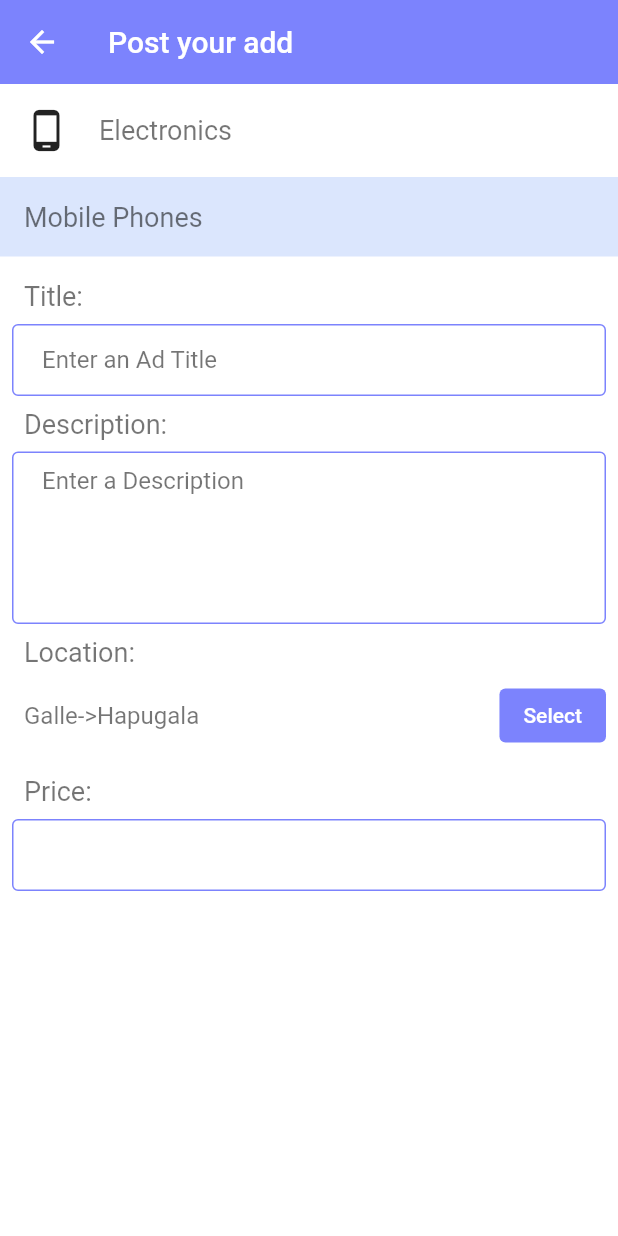
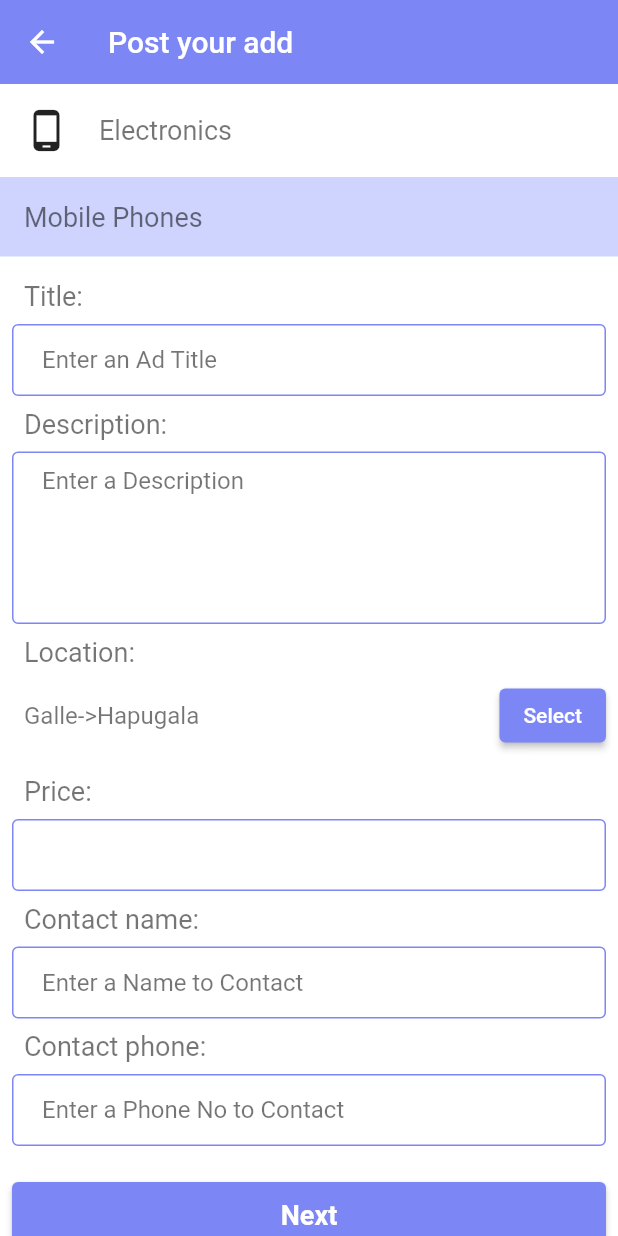
Before and after one commit to NNJ16/Lak.lk, a Flutter app: the CategoryScreen screen opened directly, after a tap on "Electronics", after a tap on "Mobile Phones", on a phone screen of 412 x 824 dp. Run offline on Flutter 3.47's test engine with Material 2 defaults, Android fonts, the phone set to English and light mode, and no system bars; our stand-ins replace geocoding, geolocator.

Commit message:
implement post add screen

```diff
--- a/lib/constant/constants.dart
+++ b/lib/constant/constants.dart
@@ -1,7 +1,7 @@
 import 'package:flutter/material.dart';
 
-const kPrimaryColor = Color(0xFF7C83FD);
-const ksecondaryColor = Color(0xFFDBE6FD);
+const kPrimaryColor = Color(0xFF7D86F5);
+const ksecondaryColor = Color(0xFFCFD4FF);
 const kTextColor = Color(0xFF50505D);
 const kTextLightColor = Color(0xFF6A727D);
 
--- a/lib/screens/ads/post_ad_screen.dart
+++ b/lib/screens/ads/post_ad_screen.dart
@@ -5,7 +5,8 @@ import 'package:geolocator/geolocator.dart';
 import 'package:geocoding/geocoding.dart';
 
 class PostAdScreen extends StatefulWidget {
-  PostAdScreen({required  this.category, required this.subCategory,required this.icon});
+  PostAdScreen(
+      {required this.category, required this.subCategory, required this.icon});
   final String category;
   final String subCategory;
   final IconData icon;
@@ -14,7 +15,7 @@ class PostAdScreen extends StatefulWidget {
 }
 
 class _PostAdScreenState extends State<PostAdScreen> {
-  String locality ="Galle";
+  String locality = "Galle";
   String subLocality = "Hapugala";
 
   setCurrentLocation() async {
@@ -109,17 +110,15 @@ class _PostAdScreenState extends State<PostAdScreen> {
                       child: Row(
                         mainAxisAlignment: MainAxisAlignment.spaceBetween,
                         children: [
-                        Text(locality + "->" + subLocality,style: TextStyle(fontSize: 16)),
+                          Text(locality + "->" + subLocality,
+                              style: TextStyle(fontSize: 16)),
                           ElevatedButton(
                             onPressed: () {
                               setCurrentLocation();
                             },
                             child: Text("Select"),
-                          style: ButtonStyle(
-                            backgroundColor: MaterialStateProperty.resolveWith(
-                                getButtonColor),
-                            elevation: MaterialStateProperty.resolveWith(
-                                (getButtonElevation))),
+                            style: ElevatedButton.styleFrom(
+                            primary: kPrimaryColor),
                           )
                         ],
                       ),
@@ -132,10 +131,47 @@ class _PostAdScreenState extends State<PostAdScreen> {
                       ),
                     ),
                     TextField(
-                      decoration: kTextFieldDecoration.copyWith(
-                        prefixText:"Rs."),
+                      decoration:
+                          kTextFieldDecoration.copyWith(prefixText: "Rs."),
                       cursorColor: ksecondaryColor,
                     ),
+                    Padding(
+                        padding: EdgeInsets.all(8),
+                        child: Text(
+                          "Contact name:",
+                          style: TextStyle(fontSize: 18),
+                        )),
+                    TextField(
+                      decoration: kTextFieldDecoration.copyWith(
+                          hintText: "Enter a Name to Contact"),
+                      cursorColor: ksecondaryColor,
+                    ),
+                    Padding(
+                        padding: EdgeInsets.all(8),
+                        child: Text(
+                          "Contact phone:",
+                          style: TextStyle(fontSize: 18),
+                        )),
+                    TextField(
+                      decoration: kTextFieldDecoration.copyWith(
+                          hintText: "Enter a Phone No to Contact"),
+                      cursorColor: ksecondaryColor,
+                    ),
+                    SizedBox(
+                      height: 24,
+                    ),
+                    SizedBox(
+                      width: double.infinity,
+                      height: 44,
+                      child: ElevatedButton(
+                        onPressed: () {
+                          setCurrentLocation();
+                        },
+                        child: Text("Next",style: TextStyle(fontSize: 18, fontWeight: FontWeight.bold),),
+                        style: ElevatedButton.styleFrom(
+                            primary: kPrimaryColor),
+                      ),
+                    )
                   ],
                 ),
               ),
```
Also changed, not shown: 6 other files. Lines whose indentation alone changed are shown as unchanged.
